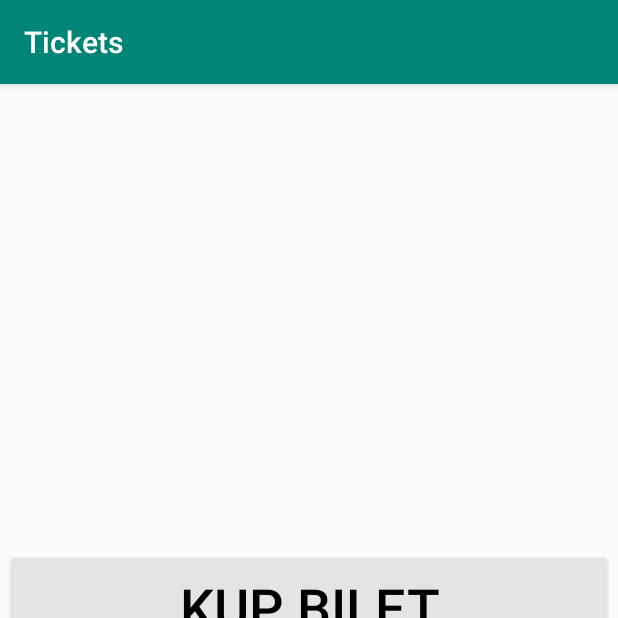
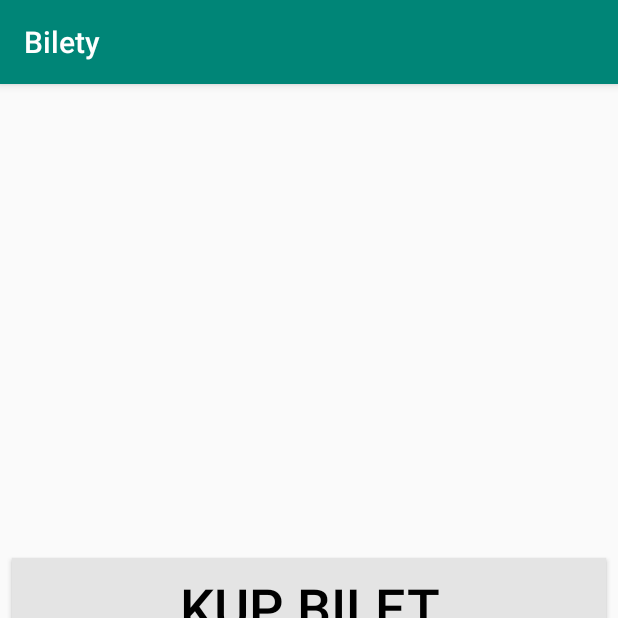
Before and after one commit to SebaPaciorek/Tickets, an Android app: the SpeechMainActivity screen opened directly, with no data from a screen before it, on a phone screen of 412 x 824 dp, the top half of it. Run offline under Robolectric (Android 15) with nearby library versions, the phone set to English and light mode, and no system bars.

Commit message:
set title activity

```diff
--- a/app/src/main/java/buying/tickets/speech/view/SpeechMainActivity.java
+++ b/app/src/main/java/buying/tickets/speech/view/SpeechMainActivity.java
@@ -27,7 +27,7 @@ public class SpeechMainActivity extends AppCompatActivity {
     protected void onCreate(@Nullable Bundle savedInstanceState) {
         super.onCreate(savedInstanceState);
         setContentView(R.layout.activity_speech_main);
-
+        setTitle(getResources().getString(R.string.tickets_title));
         speechMainActivity = this;
 
         setComponents();
```
